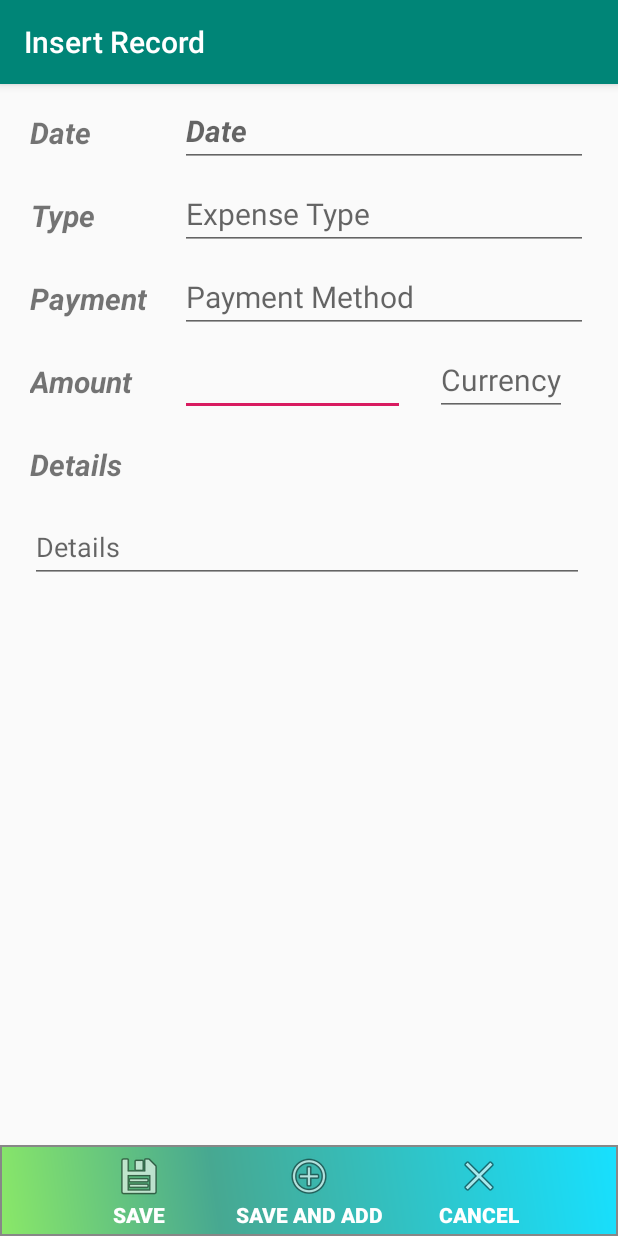
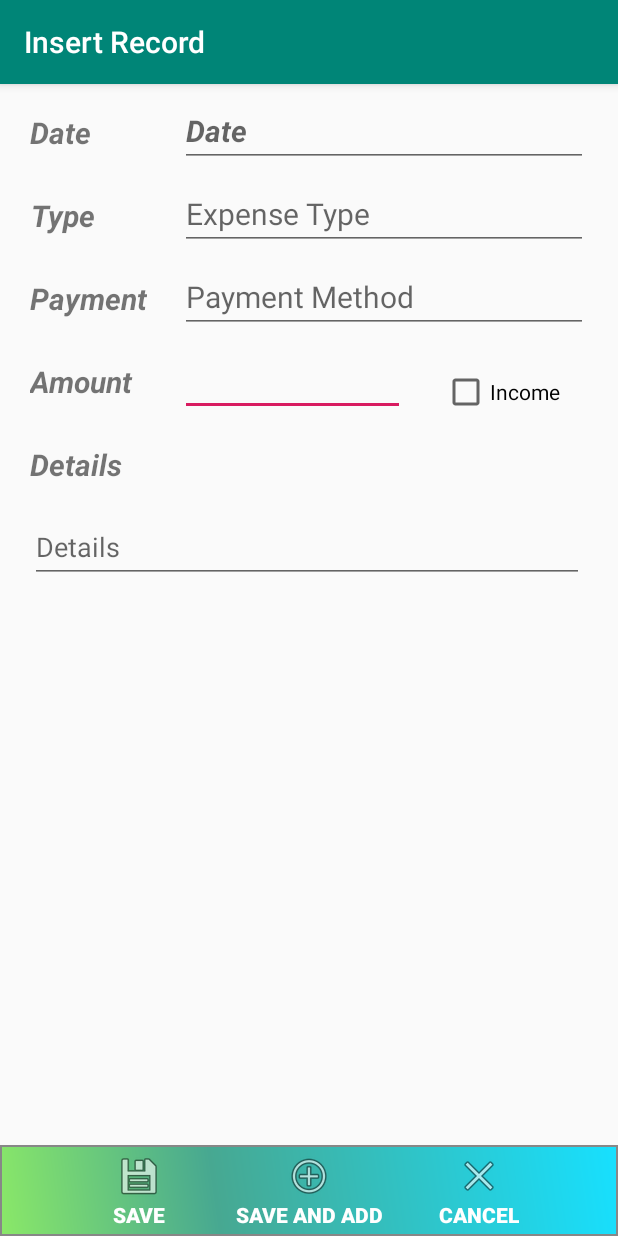
Before and after one commit to odairtns/TrackYourExpenses, an Android app: the InsertRecord screen opened directly, with no data from a screen before it, on a phone screen of 412 x 824 dp. Run offline under Robolectric (Android 15) with nearby library versions, the phone set to English and light mode, and no system bars.

Commit message:
Inclusion of Amount Type Column

```diff
--- a/app/src/main/java/com/odairtns/trackyourexpenses/Activities/InsertRecord.java
+++ b/app/src/main/java/com/odairtns/trackyourexpenses/Activities/InsertRecord.java
@@ -10,6 +10,7 @@ import android.content.Intent;
 import android.os.Bundle;
 import android.view.View;
 import android.widget.Button;
+import android.widget.CheckBox;
 import android.widget.DatePicker;
 import android.widget.EditText;
 
@@ -28,6 +29,7 @@ public class InsertRecord extends AppCompatActivity implements View.OnClickListe
     private Button mSaveB, mCancelB, mSaveAdd;
     private EditText mDate, mExpType, mAmount, mCurrency, mPaymentMethod;
     private TextInputEditText mDetails;
+    private CheckBox mAmountType;
     private DbHandler dbHandler;
     private TripRecord tripRecord;
     private int tripID;
@@ -61,6 +63,8 @@ public class InsertRecord extends AppCompatActivity implements View.OnClickListe
         trip = dbHandler.getTrip(tripID);
         mCurrency.setText(trip.getStdCurrency());
         getTripMultiCurrency = trip.getMultipleCurrency();
+        mAmountType = findViewById(R.id.amountType);
+        mAmountType.setOnClickListener(this);
 
     }
 
@@ -149,19 +153,26 @@ public class InsertRecord extends AppCompatActivity implements View.OnClickListe
                 });
                 expAlertBuilder.create().show();
                 break;
+
         }
     }
 
     public int InsertTripRecord(Context ctx){
         if(!mDate.getText().toString().isEmpty() && !mExpType.getText().toString().isEmpty() &&
                 !mAmount.getText().toString().isEmpty() && !mCurrency.getText().toString().isEmpty()) {
+            int amountType;
             tripRecord = new TripRecord();
+            if(mAmountType.isChecked() == Boolean.FALSE)
+                amountType = -1;
+            else
+                amountType = 1;
             tripRecord.setDate(mDate.getText().toString());
             tripRecord.setExpType(mExpType.getText().toString());
             tripRecord.setCurrency(mCurrency.getText().toString());
-            tripRecord.setAmount(Double.valueOf(mAmount.getText().toString()));
+            tripRecord.setAmount(Double.valueOf(mAmount.getText().toString()) * amountType);
             tripRecord.setDetails(mDetails.getText().toString());
             tripRecord.setPaymentMethod(mPaymentMethod.getText().toString());
+            tripRecord.setAmountType(amountType);
 
             if (getTripMultiCurrency == Boolean.TRUE) {
                 Float exgRate = dbHandler.getExgRate(tripID, mCurrency.getText().toString());
--- a/app/src/main/java/com/odairtns/trackyourexpenses/Data/DbHandler.java
+++ b/app/src/main/java/com/odairtns/trackyourexpenses/Data/DbHandler.java
@@ -47,6 +47,7 @@ public class DbHandler extends SQLiteOpenHelper {
                 DbHelper.COLUMN_AMOUNT + " REAL NOT NULL, " +
                 DbHelper.COLUMN_DETAIL + " TEXT, " +
                 DbHelper.COLUMN_PAYMENT_METHOD + " TEXT, " +
+                DbHelper.COLUMN_AMOUNT_TYPE + " INTEGER, " +
                 " PRIMARY KEY (" + DbHelper.COLUMN_ID + ", " + DbHelper.COLUMN_TRIP_ID + "));";
         db.execSQL(CreateTripRecord);
 
@@ -160,12 +161,12 @@ public class DbHandler extends SQLiteOpenHelper {
             InsertPaymentMethod = "INSERT INTO " + DbHelper.TABLE_PAYMENT_METHOD + "(" +
                     DbHelper.COLUMN_PAYMENT_METHOD + ") VALUES " +
                     "('Dinheiro'), ('Débito'), ('Crédito'), ('Crédito - VISA'),('Crédito - MasterCard'),('Crédito - AMEX')," +
-                    "('Cartão Pré Pago'), ('Transferência'),('APP')";
+                    "('Cartão Pré Pago'),('Vale Refeição'), ('Transferência'),('APP')";
         }else{
             InsertPaymentMethod = "INSERT INTO " + DbHelper.TABLE_PAYMENT_METHOD + "(" +
                     DbHelper.COLUMN_PAYMENT_METHOD + ") VALUES " +
                     "('Cash'), ('Debit'), ('Credit Card'), ('Credit Card - VISA'),('Credit Card - MasterCard'),('Credit Card - AMEX')," +
-                    "('Pre Paid Credit Card'), ('Cash Transfer'),('APP')";}
+                    "('Pre Paid Credit Card'),('Meal Ticket'),('Cash Transfer'),('APP')";}
         db.execSQL(InsertPaymentMethod);
 
 
@@ -176,6 +177,7 @@ public class DbHandler extends SQLiteOpenHelper {
         //Do not need to drop the tables
         //Need to create the code to update tables when update occurs
         //This will be done when new version is released
+        /*
         String drop = "drop table IF EXISTS "+DbHelper.TABLE_TRIP +";";
         db.execSQL(drop);
         drop = " drop table IF EXISTS "+DbHelper.TABLE_TRIP_RECORD+";";
@@ -188,6 +190,11 @@ public class DbHandler extends SQLiteOpenHelper {
         db.execSQL(drop);
         drop = " drop table IF EXISTS "+DbHelper.TABLE_PAYMENT_METHOD+";";
         db.execSQL(drop);
+        onCreate(db);
+        */
+         String update = "alter table "+DbHelper.TABLE_TRIP_RECORD+"  add column "+
+                 DbHelper.COLUMN_AMOUNT_TYPE+" not null default -1";
+        db.execSQL(update);
         onCreate(db);
     }
 
@@ -324,9 +331,10 @@ public class DbHandler extends SQLiteOpenHelper {
         values.put(DbHelper.COLUMN_DATE,tripRecord.getDate());
         values.put(DbHelper.COLUMN_EXP_TYPE, tripRecord.getExpType());
         values.put(DbHelper.COLUMN_CURRENCY_ID, tripRecord.getCurrency());
-        values.put(DbHelper.COLUMN_AMOUNT, tripRecord.getAmount());
+        values.put(DbHelper.COLUMN_AMOUNT, tripRecord.getAmountType() * tripRecord.getAmount());
         values.put(DbHelper.COLUMN_DETAIL, tripRecord.getDetails());
         values.put(DbHelper.COLUMN_PAYMENT_METHOD, tripRecord.getPaymentMethod());
+        values.put(DbHelper.COLUMN_AMOUNT_TYPE, tripRecord.getAmountType());
         db.insert(DbHelper.TABLE_TRIP_RECORD, null, values);
         db.close();
     }
@@ -340,6 +348,7 @@ public class DbHandler extends SQLiteOpenHelper {
                 DbHelper.COLUMN_AMOUNT + " = '" + tripRecord.getAmount() + "', "+
                 DbHelper.COLUMN_DETAIL + " = '" + tripRecord.getDetails() + "', "+
                 DbHelper.COLUMN_PAYMENT_METHOD + " = '" + tripRecord.getPaymentMethod() +
+                DbHelper.COLUMN_AMOUNT_TYPE + " = '" + tripRecord.getAmountType() +
                 "' where " + DbHelper.COLUMN_ID + " = " + tripRecord.getId() + " and "+
                 DbHelper.COLUMN_TRIP_ID + " = "+ tripRecord.getTripID();
         db.execSQL(updateTripRecord);
@@ -391,23 +400,6 @@ public class DbHandler extends SQLiteOpenHelper {
         cursor.close();
         return trip;
     }
-
-  /*  public Boolean getTripMultiCurrency (int tripID){
-        SQLiteDatabase db = this.getReadableDatabase();
-        String query = "select "+DbHelper.COLUMN_MULTI_CURRENCY+" from "+DbHelper.TABLE_TRIP+
-                " where "+DbHelper.COLUMN_ID + " = " +tripID;
-        Cursor cursor = db.rawQuery(query,null);
-        if(cursor.moveToFirst()){
-            int i = cursor.getInt(cursor.getColumnIndex(DbHelper.COLUMN_MULTI_CURRENCY));
-            if(i == 1)
-                return Boolean.TRUE;
-            else
-                return  Boolean.FALSE;
-        }
-        return  Boolean.FALSE;
-    }
-
-   */
 
     public List<Trip> getTrips (){
         List<Trip> list;
@@ -720,20 +712,6 @@ public class DbHandler extends SQLiteOpenHelper {
             }while (cursorCurrency.moveToNext());
         }
 
-  /*      if(cursor.moveToFirst()){
-            do {
-            tripRecord = new TripRecord();
-            tripRecord.setTripID(tripID);
-            tripRecord.setAmount(cursor.getDouble(cursor.getColumnIndex(DbHelper.COLUMN_AMOUNT)));
-            tripRecord.setExpType(cursor.getString(cursor.getColumnIndex(DbHelper.COLUMN_EXP_TYPE)));
-            tripRecord.setCurrency(cursor.getString(cursor.getColumnIndex(DbHelper.COLUMN_CURRENCY_ID)));
-            double stdAmount = cursor.getDouble(cursor.getColumnIndex(DbHelper.COLUMN_AMOUNT)) *
-                    getExgRate(tripID,cursor.getString(cursor.getColumnIndex(DbHelper.COLUMN_CURRENCY_ID)));
-            tripRecord.setAmountStdCurrency(stdAmount);
-            tripRecordList.add(tripRecord);
-            }while(cursor.moveToNext());}
-
-   */
         return tripRecordList;
     }
 
--- a/app/src/main/java/com/odairtns/trackyourexpenses/Data/DbHelper.java
+++ b/app/src/main/java/com/odairtns/trackyourexpenses/Data/DbHelper.java
@@ -25,6 +25,7 @@ public class DbHelper {
     public static final String COLUMN_AMOUNT = "AMOUNT";
     public static final String COLUMN_DETAIL = "DETAIL";
     public static final String COLUMN_PAYMENT_METHOD = "PAYMENT_METHOD";
+    public static final String COLUMN_AMOUNT_TYPE = "AMOUNT_TYPE";
 
     public static final String COLUMN_IS_STD_CURRENCY = "STD_IS_STD_CURRENCY";
     public static final String COLUMN_EXG_RATE = "EXG_RATE";
--- a/app/src/main/res/layout/activity_insert_record.xml
+++ b/app/src/main/res/layout/activity_insert_record.xml
@@ -121,7 +121,20 @@
         app:layout_constraintEnd_toEndOf="@+id/insertrecordPaymentMethod"
         android:layout_marginStart="5dp"
         android:focusable="false"
+        android:visibility="gone"
         />
+
+    <CheckBox
+        android:id="@+id/amountType"
+        android:layout_width="wrap_content"
+        android:layout_height="wrap_content"
+        android:layout_marginStart="5dp"
+        android:checked="false"
+        android:focusable="false"
+        android:text="@string/income"
+        app:layout_constraintBottom_toBottomOf="@+id/insertrecordAmount"
+        app:layout_constraintEnd_toEndOf="@+id/insertrecordPaymentMethod"
+        app:layout_constraintStart_toEndOf="@id/insertrecordAmount" />
     <TextView
         android:id="@+id/insertrecordDetailsText"
         android:layout_width="wrap_content"
@@ -200,4 +213,5 @@
 
 
 
+
 </androidx.constraintlayout.widget.ConstraintLayout>
--- a/app/src/main/res/values/strings.xml
+++ b/app/src/main/res/values/strings.xml
@@ -158,5 +158,6 @@
     <string name="base_year">Base Year</string>
     <string name="year">Year</string>
     <string name="info">Info</string>
+    <string name="income">Income</string>
 
 </resources>
```
Also changed, not shown: app/src/main/java/com/odairtns/trackyourexpenses/Models/TripRecord.java (+24 -2 lines).
